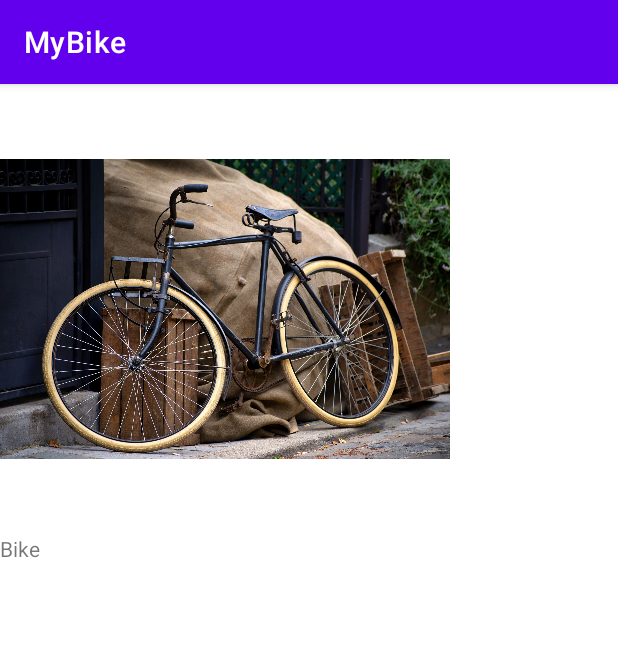
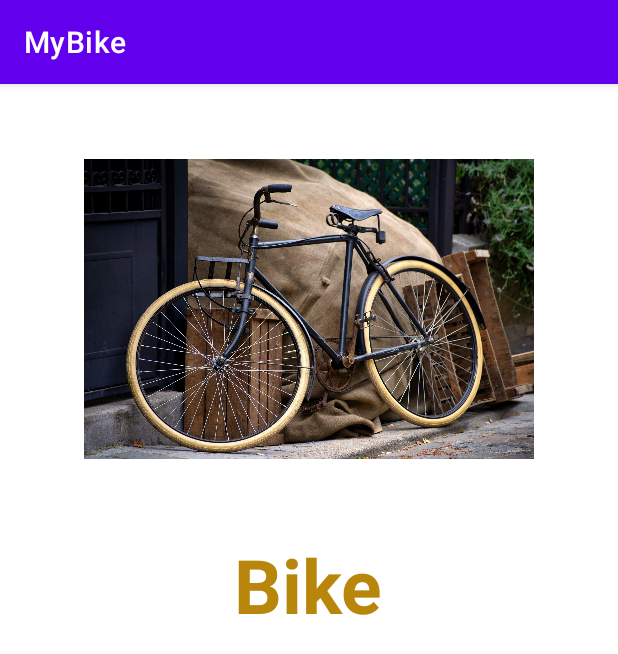
Before and after one commit to lndsilva/MyBikeNew, an Android app: the Splash_Activity screen opened directly, with no data from a screen before it, on a phone screen of 412 x 824 dp. Shown: the top 654 px of the screen. Run offline under Robolectric (Android 15) with nearby library versions, the phone set to English and light mode, and no system bars.

Commit message:
configurando propriedades

```diff
--- a/app/src/main/res/layout/splash_layout.xml
+++ b/app/src/main/res/layout/splash_layout.xml
@@ -2,19 +2,25 @@
 <LinearLayout xmlns:android="http://schemas.android.com/apk/res/android"
     xmlns:app="http://schemas.android.com/apk/res-auto"
     xmlns:tools="http://schemas.android.com/tools"
-    android:orientation="vertical"
     android:layout_width="match_parent"
     android:layout_height="match_parent"
+    android:orientation="vertical"
     tools:context=".Splash_Activity">
 
     <ImageView
+
+        android:layout_gravity="center_horizontal"
         android:layout_width="300dp"
         android:layout_height="300dp"
-        android:src="@drawable/bike"/>
+        android:src="@drawable/bike" />
 
     <TextView
         android:layout_width="wrap_content"
         android:layout_height="wrap_content"
-        android:text="Bike"/>
+        android:layout_gravity="center_horizontal"
+        android:text="Bike"
+        android:textColor="#B8860B"
+        android:textSize="50sp"
+        android:textStyle="bold" />
 
 </LinearLayout>
```
